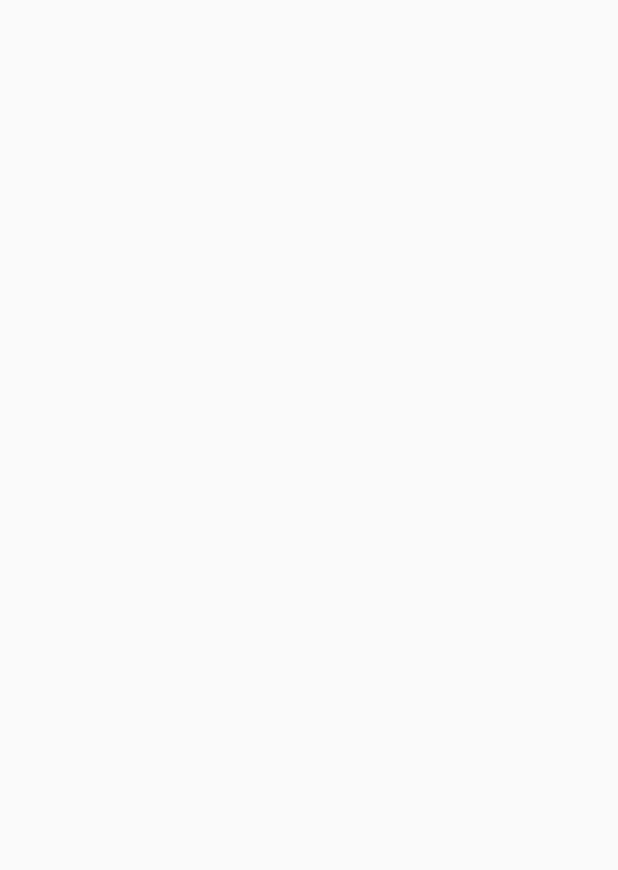
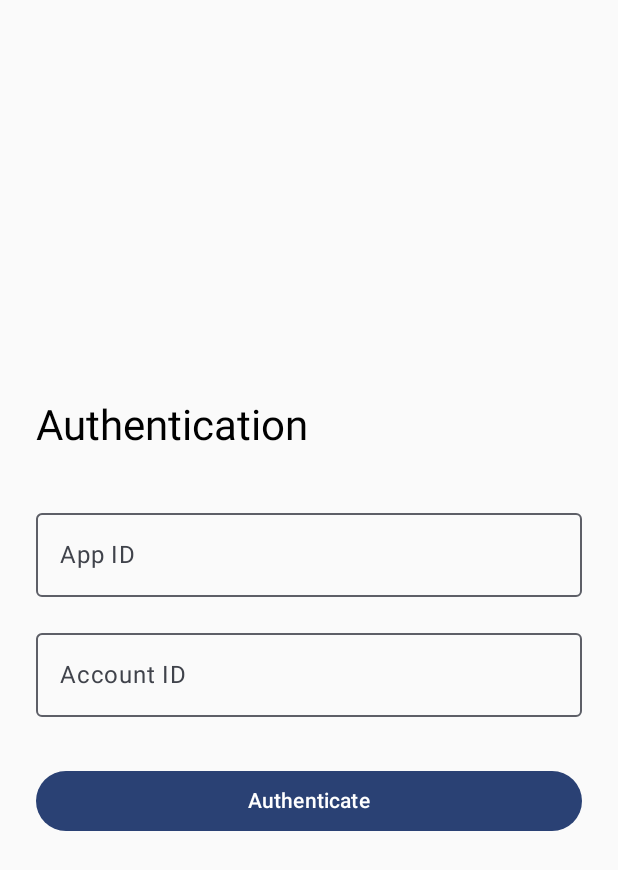
Before and after one commit to Akhilesh-va/AppVersalAssignment, an Android app built with Jetpack Compose: the screen it shows after launch (MainActivity), on a phone screen of 412 x 824 dp. Before the commit the part shown is empty. Shown: the top 870 px of the screen. Run offline under Robolectric (Android 15) with nearby library versions, the phone set to English and light mode, and no system bars; our stand-ins replace Dagger/Hilt's generated code.

Commit message:
authentication done

```diff
--- a/app/build.gradle.kts
+++ b/app/build.gradle.kts
@@ -73,4 +73,10 @@ dependencies {
 
     //coil
     implementation("io.coil-kt:coil-compose:2.4.0")
+    //navigation
+    val nav_version = "2.9.0"
+
+    implementation("androidx.navigation:navigation-compose:$nav_version")
+    // hilt navigation compose
+    implementation("androidx.hilt:hilt-navigation-compose:1.1.0")
 }
--- a/app/src/main/java/com/example/appversalassignment/data/api/ApiService.kt
+++ b/app/src/main/java/com/example/appversalassignment/data/api/ApiService.kt
@@ -1,7 +1,7 @@
 package com.example.appversalassignment.data.api
 
-import com.example.appversalassignment.data.loginmodels.LoginRequest
-import com.example.appversalassignment.data.loginmodels.LoginResponse
+import com.example.appversalassignment.data.models.loginmodels.LoginRequest
+import com.example.appversalassignment.data.models.loginmodels.LoginResponse
 import retrofit2.http.Body
 import retrofit2.http.POST
 
--- a/app/src/main/java/com/example/appversalassignment/data/loginmodels/LoginRequest.kt
+++ /dev/null
@@ -1,6 +0,0 @@
-package com.example.appversalassignment.data.loginmodels
-
-data class LoginRequest(
-    val appId: String,
-    val accountId: String
-)
--- a/app/src/main/java/com/example/appversalassignment/data/loginmodels/LoginResponse.kt
+++ /dev/null
@@ -1,6 +0,0 @@
-package com.example.appversalassignment.data.loginmodels
-
-data class LoginResponse(
-    val accessToken: String,
-    val refreshToken: String
-)
--- /dev/null
+++ b/app/src/main/java/com/example/appversalassignment/data/models/loginmodels/LoginResponse.kt
@@ -0,0 +1,6 @@
+package com.example.appversalassignment.data.models.loginmodels
+
+data class LoginResponse(
+    val access_token: String,
+    val refresh_token: String
+)
--- /dev/null
+++ b/app/src/main/java/com/example/appversalassignment/data/models/loginmodels/trackusermodels/TrackUserRequest.kt
@@ -0,0 +1,5 @@
+package com.example.appversalassignment.data.models.loginmodels.trackusermodels
+
+data class TrackUserRequest(
+    val campaign_list: List<String?>? = null
+)
--- /dev/null
+++ b/app/src/main/java/com/example/appversalassignment/data/models/trackscreenmodels/TrackScreenRequest.kt
@@ -0,0 +1,5 @@
+package com.example.appversalassignment.data.models.trackscreenmodels
+
+data class TrackScreenRequest(
+    val screen_name: String? = null
+)
--- /dev/null
+++ b/app/src/main/java/com/example/appversalassignment/data/models/trackscreenmodels/TrackScreenResponse.kt
@@ -0,0 +1,5 @@
+package com.example.appversalassignment.data.models.trackscreenmodels
+
+data class TrackScreenResponse(
+    val campaigns: List<String?>? = null
+)
--- /dev/null
+++ b/app/src/main/java/com/example/appversalassignment/presentation/AuthenticationScreen.kt
@@ -0,0 +1,59 @@
+package com.example.appversalassignment.presentation
+
+import androidx.compose.foundation.layout.*
+import androidx.compose.material3.*
+import androidx.compose.runtime.*
+import androidx.compose.ui.Modifier
+import androidx.compose.ui.platform.LocalContext
+import androidx.compose.ui.tooling.preview.Preview
+import androidx.compose.ui.unit.dp
+import com.example.appversalassignment.data.models.loginmodels.LoginRequest
+import com.example.appversalassignment.viewmodel.AuthViewmodel
+
+
+
+
+@Composable
+fun AuthenticationScreen(
+    authViewmodel: AuthViewmodel,
+) {
+    val context = LocalContext.current
+    var appId by remember { mutableStateOf("") }
+    var accountId by remember { mutableStateOf("") }
+
+    Column(
+        modifier = Modifier
+            .fillMaxSize()
+            .padding(24.dp),
+        verticalArrangement = Arrangement.Center
+    ) {
+        Text(text = "Authentication", style = MaterialTheme.typography.headlineMedium)
+
+        Spacer(modifier = Modifier.height(32.dp))
+
+        OutlinedTextField(
+            value = appId,
+            onValueChange = { appId = it },
+            label = { Text("App ID") },
+            modifier = Modifier.fillMaxWidth()
+        )
+
+        Spacer(modifier = Modifier.height(16.dp))
+
+        OutlinedTextField(
+            value = accountId,
+            onValueChange = { accountId = it },
+            label = { Text("Account ID") },
+            modifier = Modifier.fillMaxWidth()
+        )
+
+        Spacer(modifier = Modifier.height(32.dp))
+
+        Button(
+            onClick = { authViewmodel.authenticateUser(LoginRequest("afadf960-3975-4ba2-933b-fac71ccc2002", "13555479-077f-445e-87f0-e6eae2e215c5"),context) },
+            modifier = Modifier.fillMaxWidth()
+        ) {
+            Text("Authenticate")
+        }
+    }
+}
--- a/app/src/main/java/com/example/appversalassignment/ui/MainActivity.kt
+++ b/app/src/main/java/com/example/appversalassignment/ui/MainActivity.kt
@@ -11,15 +11,23 @@ import androidx.compose.material3.Text
 import androidx.compose.runtime.Composable
 import androidx.compose.ui.Modifier
 import androidx.compose.ui.tooling.preview.Preview
+import androidx.hilt.navigation.compose.hiltViewModel
+import com.example.appversalassignment.presentation.AuthenticationScreen
 import com.example.appversalassignment.ui.theme.AppVersalAssignmentTheme
+import com.example.appversalassignment.viewmodel.AuthViewmodel
+import dagger.hilt.android.AndroidEntryPoint
 
+
+
+@AndroidEntryPoint
 class MainActivity : ComponentActivity() {
     override fun onCreate(savedInstanceState: Bundle?) {
         super.onCreate(savedInstanceState)
         enableEdgeToEdge()
         setContent {
+            val authViewmodel : AuthViewmodel = hiltViewModel()
             AppVersalAssignmentTheme {
-
+                AuthenticationScreen(authViewmodel)
 
             }
         }
--- /dev/null
+++ b/app/src/main/java/com/example/appversalassignment/viewmodel/Authviewmodel.kt
@@ -0,0 +1,28 @@
+package com.example.appversalassignment.viewmodel
+
+import android.content.Context
+import android.util.Log
+import androidx.lifecycle.ViewModel
+import androidx.lifecycle.viewModelScope
+import com.example.appversalassignment.data.models.loginmodels.LoginRequest
+import com.example.appversalassignment.domain.repository.AuthenticationRepository
+import dagger.hilt.android.lifecycle.HiltViewModel
+
+import kotlinx.coroutines.launch
+import javax.inject.Inject
+
+@HiltViewModel
+class AuthViewmodel @Inject constructor(private val repository: AuthenticationRepository) : ViewModel() {
+    fun authenticateUser(loginRequest: LoginRequest , context: Context){
+        viewModelScope.launch {
+            try {
+                repository.authenticate(loginRequest,context)
+            } catch (e: Exception) {
+                Log.e("AuthViewModel", "Authentication failed", e)
+            }
+
+        }
+
+
+    }
+}
```
Also changed, not shown: app/src/main/java/com/example/appversalassignment/data/models/loginmodels/LoginRequest.kt (added, +7 -0 lines), app/src/main/java/com/example/appversalassignment/data/models/loginmodels/trackusermodels/Campaign.kt (added, +8 -0 lines), app/src/main/java/com/example/appversalassignment/data/models/loginmodels/trackusermodels/Detail.kt (added, +11 -0 lines), app/src/main/java/com/example/appversalassignment/data/models/loginmodels/trackusermodels/Slide.kt (added, +11 -0 lines), app/src/main/java/com/example/appversalassignment/data/models/loginmodels/trackusermodels/TrackUserResponse.kt (added, +8 -0 lines), app/src/main/java/com/example/appversalassignment/domain/repository/AuthenticationRepository.kt (added, +29 -0 lines).
